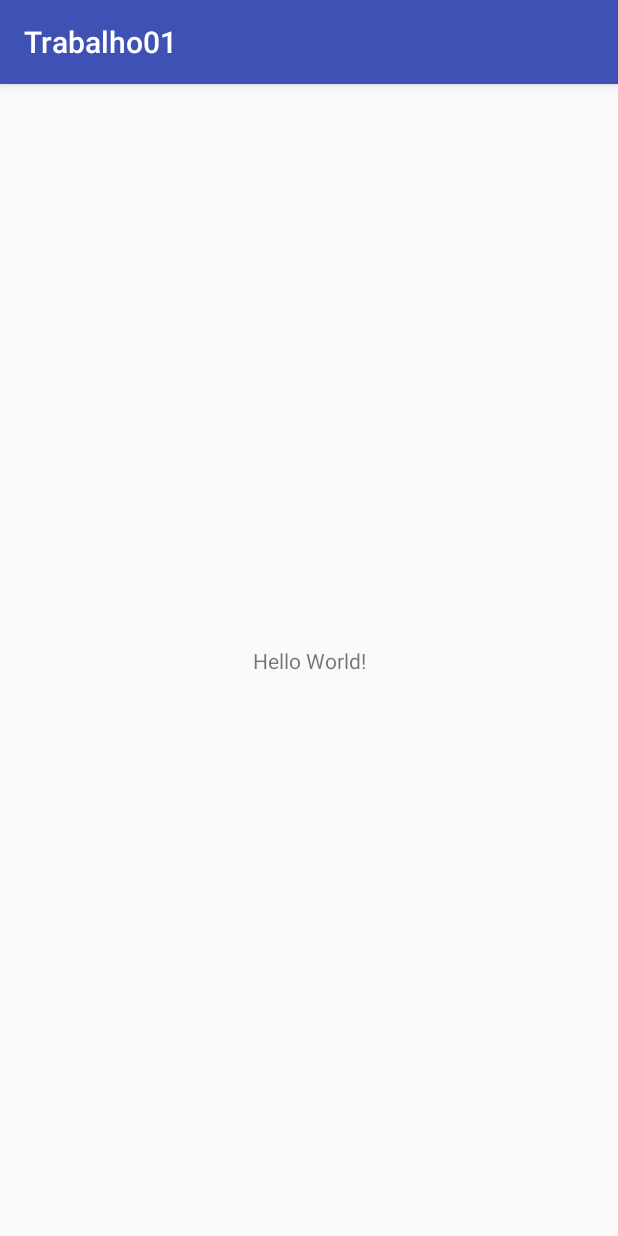
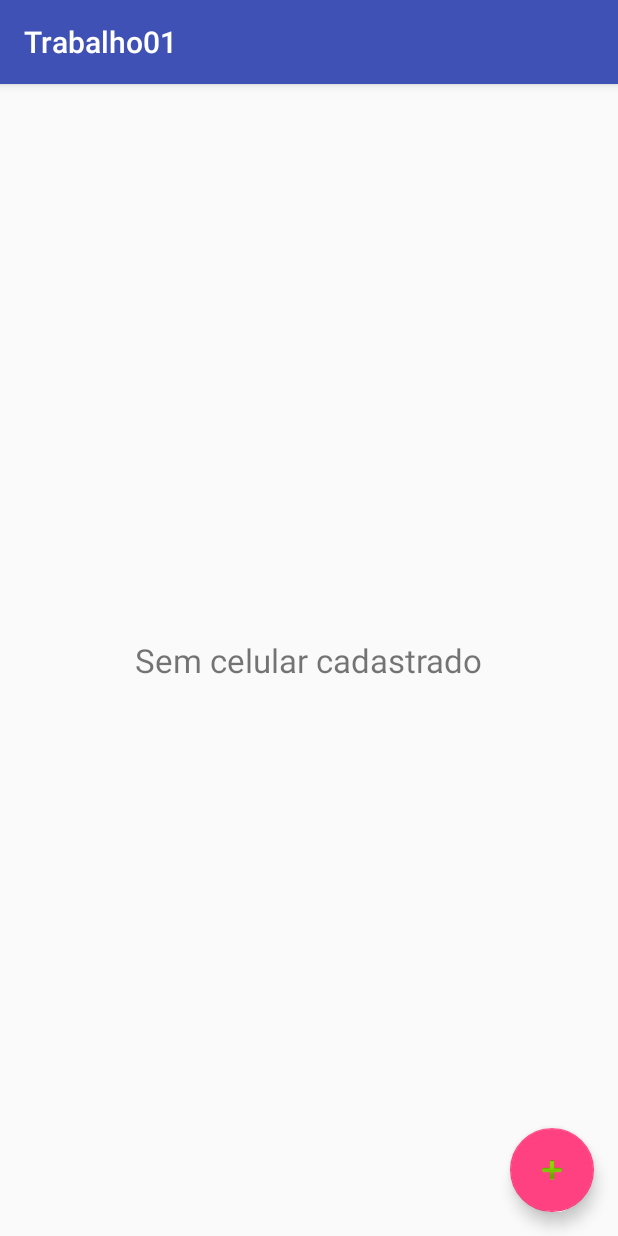
Before and after one commit to EduAraujoDev/Android_Aulas, an Android app: the screen it shows after launch (MainActivity), on a phone screen of 412 x 824 dp. Run offline under Robolectric (Android 15) with nearby library versions, the phone set to English and light mode, and no system bars.

Commit message:
Aplicado RecyclerView

```diff
--- a/Trabalho01/app/build.gradle
+++ b/Trabalho01/app/build.gradle
@@ -25,6 +25,9 @@ dependencies {
         exclude group: 'com.android.support', module: 'support-annotations'
     })
     compile 'com.android.support:appcompat-v7:25.1.1'
-    compile 'com.android.support.constraint:constraint-layout:1.0.0-alpha8'
+    compile 'com.android.support:recyclerview-v7:25.1.1'
+    compile 'com.github.bumptech.glide:glide:3.7.0'
+    compile 'com.android.support:design:25.1.1'
+    compile 'com.facebook.stetho:stetho:1.4.2'
     testCompile 'junit:junit:4.12'
 }
--- a/Trabalho01/app/src/main/AndroidManifest.xml
+++ b/Trabalho01/app/src/main/AndroidManifest.xml
@@ -9,7 +9,7 @@
         android:roundIcon="@mipmap/ic_launcher_round"
         android:supportsRtl="true"
         android:theme="@style/AppTheme">
-        <activity android:name=".MainActivity">
+        <activity android:name=".activity.MainActivity">
             <intent-filter>
                 <action android:name="android.intent.action.MAIN" />
 
--- /dev/null
+++ b/Trabalho01/app/src/main/java/com/eduaraujodev/trabalho01/activity/MainActivity.java
@@ -0,0 +1,43 @@
+package com.eduaraujodev.trabalho01.activity;
+
+import android.support.design.widget.FloatingActionButton;
+import android.support.design.widget.Snackbar;
+import android.support.v7.app.AppCompatActivity;
+import android.os.Bundle;
+import android.support.v7.widget.RecyclerView;
+import android.view.View;
+import android.widget.TextView;
+
+import com.eduaraujodev.trabalho01.R;
+import com.eduaraujodev.trabalho01.adapter.ListaCelularAdapter;
+
+public class MainActivity extends AppCompatActivity {
+
+    private TextView tvSemCelular;
+
+    private RecyclerView rvLista;
+    private ListaCelularAdapter adapter;
+
+    @Override
+    protected void onCreate(Bundle savedInstanceState) {
+        super.onCreate(savedInstanceState);
+        setContentView(R.layout.activity_main);
+
+        rvLista = (RecyclerView) findViewById(R.id.rvLista);
+        tvSemCelular = (TextView) findViewById(R.id.tvSemCelular);
+
+        FloatingActionButton fab = (FloatingActionButton) findViewById(R.id.fab);
+        fab.setOnClickListener(new View.OnClickListener() {
+            @Override
+            public void onClick(View view) {
+                Snackbar.make(view, "Replace with your own action", Snackbar.LENGTH_LONG).setAction("Action", null).show();
+            }
+        });
+
+        carregaCelulares();
+    }
+
+    private void carregaCelulares() {
+        tvSemCelular.setText(getString(R.string.textoSemCelular));
+    }
+}
--- a/Trabalho01/app/src/main/res/layout/activity_main.xml
+++ b/Trabalho01/app/src/main/res/layout/activity_main.xml
@@ -1,18 +1,28 @@
 <?xml version="1.0" encoding="utf-8"?>
-<android.support.constraint.ConstraintLayout xmlns:android="http://schemas.android.com/apk/res/android"
-    xmlns:app="http://schemas.android.com/apk/res-auto"
+<android.support.design.widget.CoordinatorLayout xmlns:android="http://schemas.android.com/apk/res/android"
     xmlns:tools="http://schemas.android.com/tools"
     android:layout_width="match_parent"
     android:layout_height="match_parent"
-    tools:context="com.eduaraujodev.trabalho01.MainActivity">
+    xmlns:app="http://schemas.android.com/apk/res-auto"
+    tools:context="com.eduaraujodev.trabalho01.activity.MainActivity">
+
+    <android.support.v7.widget.RecyclerView
+        android:layout_width="match_parent"
+        android:layout_height="match_parent"
+        android:id="@+id/rvLista"/>
 
     <TextView
+        android:id="@+id/tvSemCelular"
         android:layout_width="wrap_content"
         android:layout_height="wrap_content"
-        android:text="Hello World!"
-        app:layout_constraintBottom_toBottomOf="parent"
-        app:layout_constraintLeft_toLeftOf="parent"
-        app:layout_constraintRight_toRightOf="parent"
-        app:layout_constraintTop_toTopOf="parent" />
+        android:layout_gravity="center"
+        android:textSize="22sp"/>
 
-</android.support.constraint.ConstraintLayout>
+    <android.support.design.widget.FloatingActionButton
+        android:id="@+id/fab"
+        android:layout_width="wrap_content"
+        android:layout_height="wrap_content"
+        android:layout_gravity="bottom|end"
+        android:layout_margin="@dimen/fab_margin"
+        app:srcCompat="@android:drawable/ic_input_add" />
+</android.support.design.widget.CoordinatorLayout>
--- /dev/null
+++ b/Trabalho01/app/src/main/res/values/dimens.xml
@@ -0,0 +1,4 @@
+<?xml version="1.0" encoding="utf-8"?>
+<resources>
+    <dimen name="fab_margin">16dp</dimen>
+</resources>
--- a/Trabalho01/app/src/main/res/values/strings.xml
+++ b/Trabalho01/app/src/main/res/values/strings.xml
@@ -1,3 +1,4 @@
 <resources>
     <string name="app_name">Trabalho01</string>
+    <string name="textoSemCelular">Sem celular cadastrado</string>
 </resources>
```
Also changed, not shown: Trabalho01/app/src/main/java/com/eduaraujodev/trabalho01/adapter/ListaCelularAdapter.java (added, +69 -0 lines), Trabalho01/app/src/main/java/com/eduaraujodev/trabalho01/model/Celular.java (added, +41 -0 lines), Trabalho01/app/src/main/res/layout/item.xml (added, +46 -0 lines).
